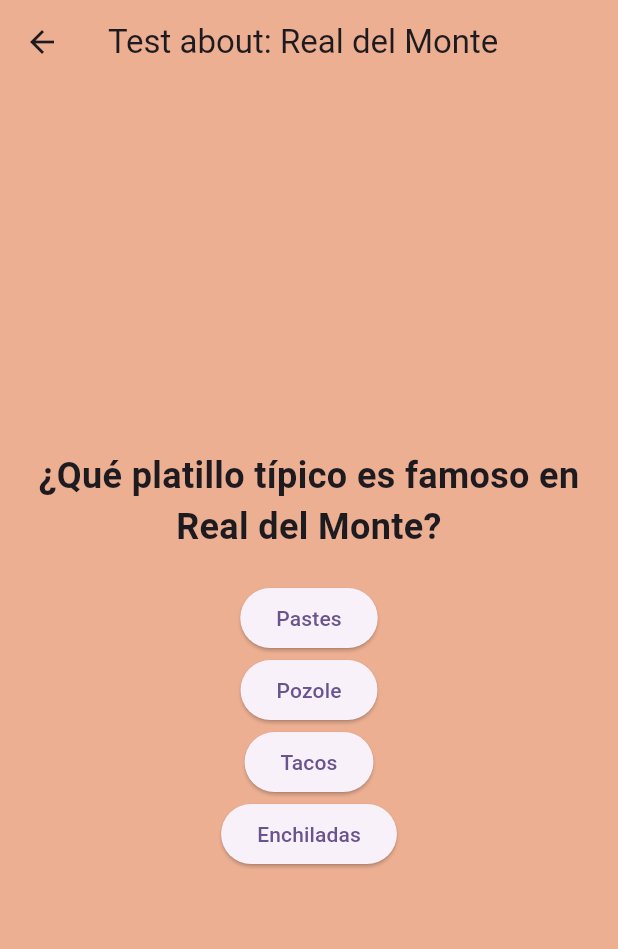
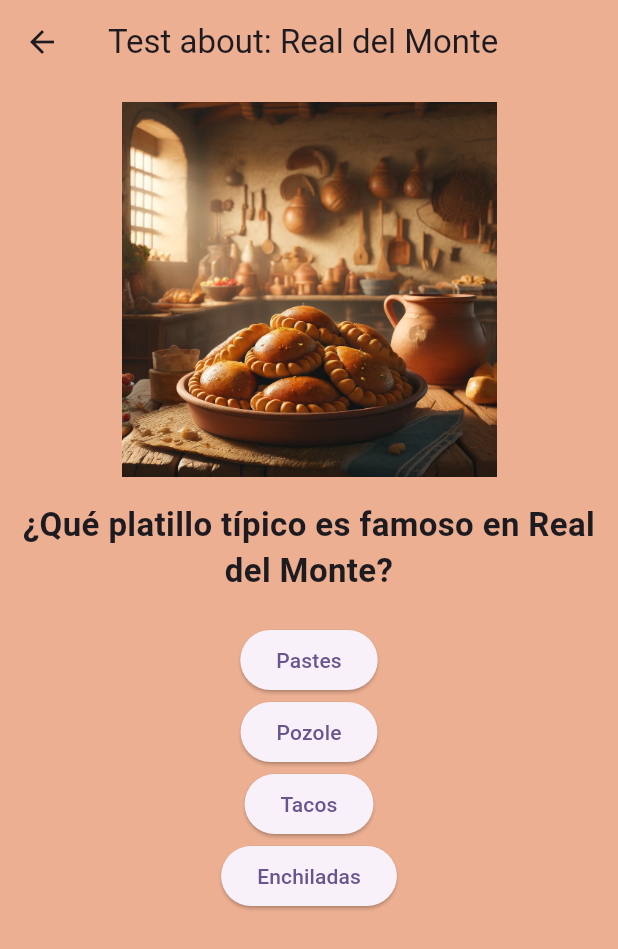
Before and after one commit to lara-vel-dev/nenemi, a Flutter app: the QuizScreen screen opened directly, on a phone screen of 412 x 824 dp. Shown: the top 949 px of the screen. Run offline on Flutter 3.47's test engine with Material 3 defaults, Android fonts, the phone set to English and light mode, and no system bars.

Commit message:
added photos to quiz

```diff
--- a/lib/QuizScreen/question.dart
+++ b/lib/QuizScreen/question.dart
@@ -9,12 +9,14 @@ class WidgetQuestion {
   final String text;
   final List<WidgetOption> options;
   final int id;
+  final String path;
   final WidgetOption correctAnswer;
 
   const WidgetQuestion({
     required this.text,
     required this.options,
     required this.id,
+    required this.path,
     required this.correctAnswer,
   });
 }
--- a/lib/QuizScreen/quiz_screen.dart
+++ b/lib/QuizScreen/quiz_screen.dart
@@ -40,19 +40,22 @@ class _QuizScreenState extends State<QuizScreen> {
         backgroundColor: Color.fromARGB(255, 236, 175, 146),
         title: Text("Test about: Real del Monte"),
       ),
-      body: Padding(
+      body: SingleChildScrollView(
+          child: Padding(
         padding: const EdgeInsets.all(12.0),
         child: Column(
           mainAxisAlignment: MainAxisAlignment.center,
           children: [
-            // Image.asset(
-            //   "asstes/images/splash/nenemi-logo.png",
-            //   width: 450,
-            //   height: 200,
-            // ),
+            Image.asset(
+              question.path,
+              width: 250,
+              height: 250,
+            ),
+            SizedBox(height: 16), // Add this line for spacing
+
             Text(
               question.text,
-              style: TextStyle(fontSize: 24, fontWeight: FontWeight.bold),
+              style: TextStyle(fontSize: 22, fontWeight: FontWeight.bold),
               textAlign: TextAlign.center,
             ),
             SizedBox(height: 20),
@@ -62,7 +65,7 @@ class _QuizScreenState extends State<QuizScreen> {
                 )),
           ],
         ),
-      ),
+      )),
     );
   }
 }
```
Also changed, not shown: lib/QuizScreen/question_list.dart (+10 -0 lines), assets/brit.png (added), assets/chico.png (added), assets/fut.png (added), assets/futbol.webp (added), assets/min.png (added), assets/paste.png (added), assets/plata.png (added), assets/pueblo.png (added), assets/pulque.png (added), 1 other file.
